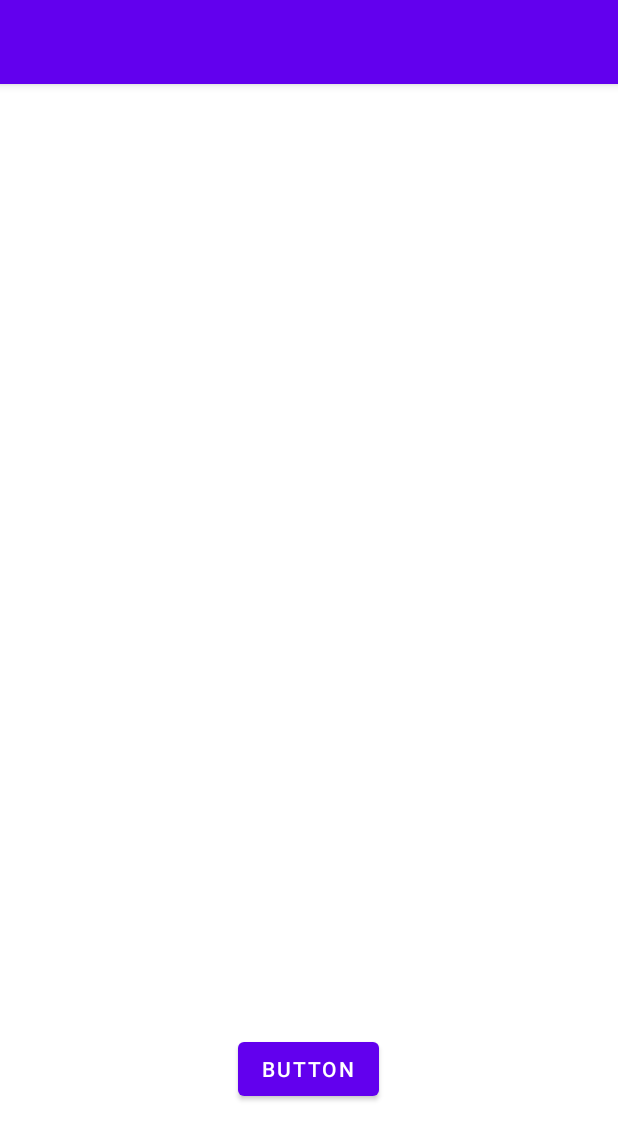
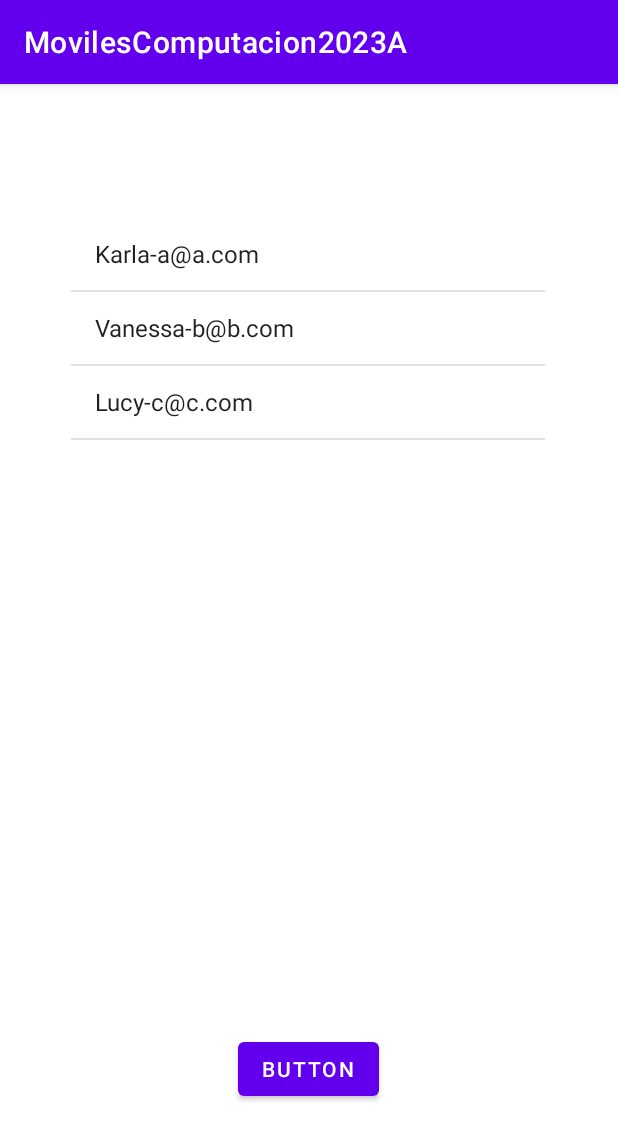
Before and after one commit to 2023-a-moviles-computacion/vivas-catota-karla-vanessa-mov-com, an Android app: the BListView screen opened directly, with no data from a screen before it, on a phone screen of 412 x 824 dp. Shown: the top 1140 px of the screen. Run offline under Robolectric (Android 15) with nearby library versions, the phone set to English and light mode, and no system bars.

Commit message:
hasta context menu y dialogo

```diff
--- a/01-android/app/src/main/java/com/example/movilescomp2023a/BEntrenador.kt
+++ b/01-android/app/src/main/java/com/example/movilescomp2023a/BEntrenador.kt
@@ -5,4 +5,7 @@
     var nombre: String?,
     var descripcion: String?,
 ){
+    override fun toString(): String {
+        return "${nombre}-${descripcion}"
+    }
 }
--- /dev/null
+++ b/01-android/app/src/main/res/menu/menu.xml
@@ -0,0 +1,11 @@
+<?xml version="1.0" encoding="utf-8"?>
+<menu xmlns:app="http://schemas.android.com/apk/res-auto"
+    xmlns:android="http://schemas.android.com/apk/res/android">
+
+    <item
+        android:id="@+id/mi_editar"
+        android:title="Editar" />
+    <item
+        android:id="@+id/mi_eliminar"
+        android:title="Eliminar" />
+</menu>
--- a/01-android/app/src/main/res/values-land/string.xml
+++ b/01-android/app/src/main/res/values-land/string.xml
@@ -1,5 +1,6 @@
 <?xml version="1.0" encoding="utf-8"?>
 <resources>
+    <string name="app_name">Moviles2023A</string>
     <string name="bienvenida">Bienvenida LAND</string>
 
 </resources>
--- a/01-android/app/src/main/res/values/strings.xml
+++ b/01-android/app/src/main/res/values/strings.xml
@@ -1,6 +1,8 @@
 <resources>
-
-    <string name="mensaje">Mensaje</string>
+    <string name="app_name">MovilesComputacion2023A</string>
+    <!-- <string name="mensaje">Mensaje</string>-->
+    <string name="bienvenida">Bienvenida</string>
+    <string name="title_activity_aaciclo_vida">AACicloVida</string>
     <!-- Strings used for fragments for navigation -->
     <string name="first_fragment_label">First Fragment</string>
     <string name="second_fragment_label">Second Fragment</string>
@@ -9,4 +11,10 @@
 
     <string name="hello_first_fragment">Hello first fragment</string>
     <string name="hello_second_fragment">Hello second fragment. Arg: %1$s</string>
+
+    <string-array name="string_array_opciones_dialogo">
+        <item>Lunes</item>
+        <item>Martes</item>
+        <item>Miercoles</item>
+    </string-array>
 </resources>
--- a/01-android/build.gradle
+++ b/01-android/build.gradle
@@ -8,5 +8,5 @@
 plugins {
     id 'com.android.application' version '7.3.1' apply false
     id 'com.android.library' version '7.3.1' apply false
-    id 'org.jetbrains.kotlin.android' version '1.7.20' apply false
+    id 'org.jetbrains.kotlin.android' version '1.8.0' apply false
 }
```
Also changed, not shown: 01-android/app/build.gradle (+4 -4 lines), 01-android/app/src/main/java/com/example/movilescomp2023a/BListView.kt (+111 -0 lines).
